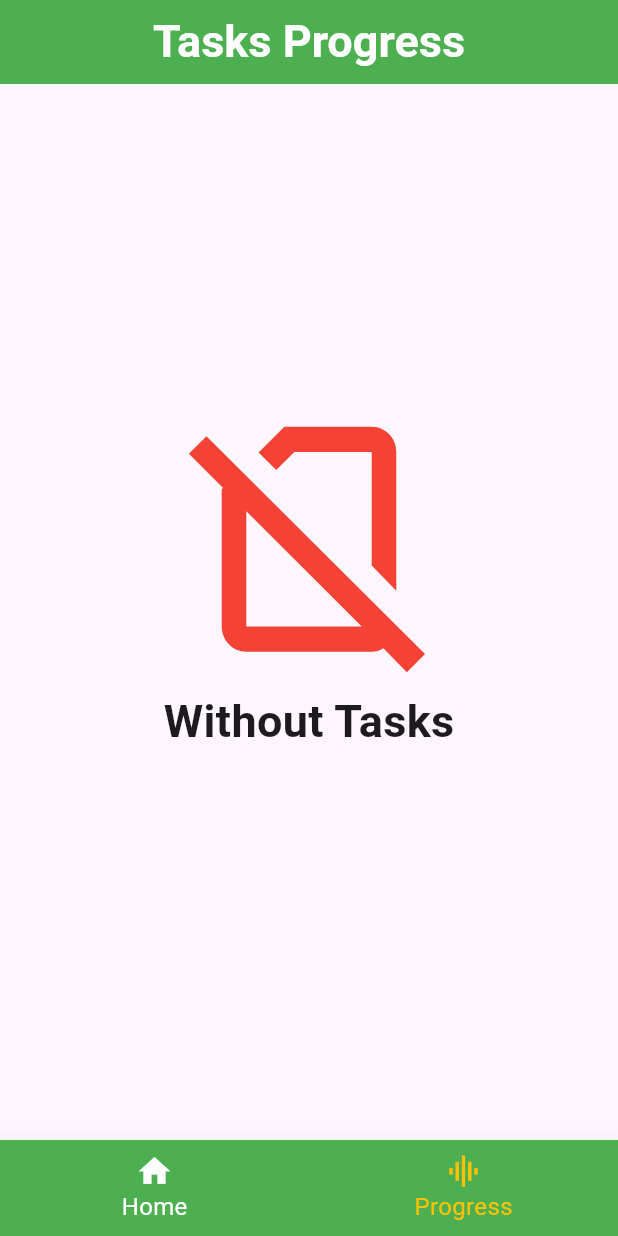
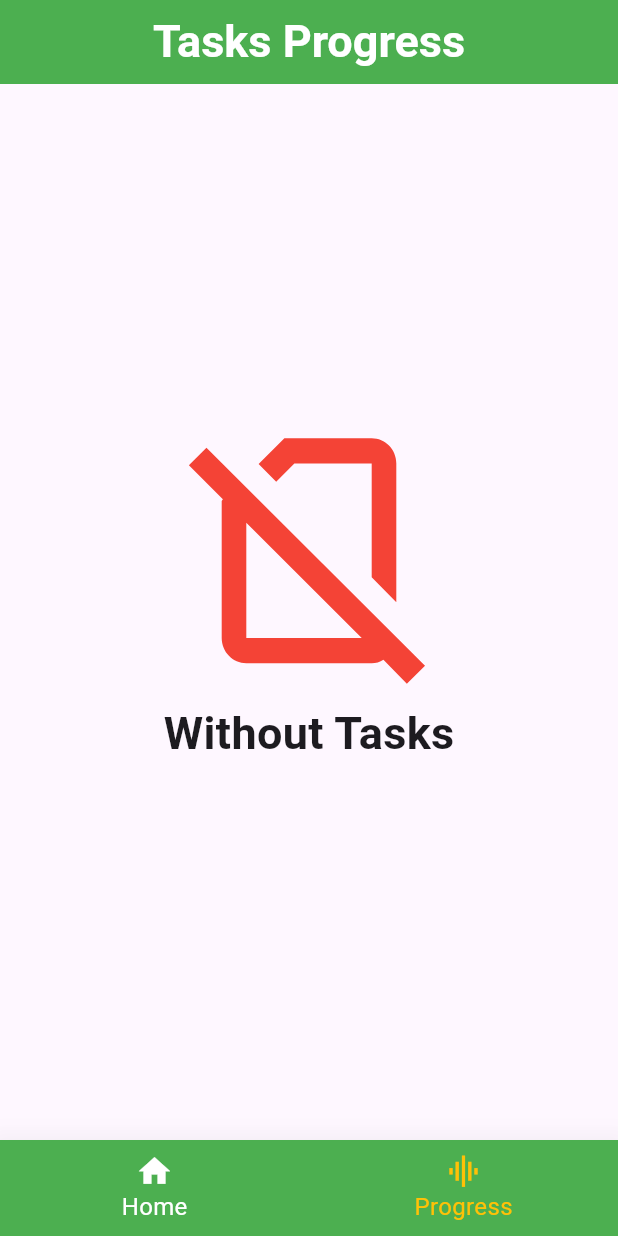
Before and after one commit to renigoms/Desafio-01, a Flutter app: the screen it shows after launch, item 2 of the bottom bar chosen, on a phone screen of 412 x 824 dp. Run offline on Flutter 3.47's test engine with Material 3 defaults, Android fonts, the phone set to English and light mode, and no system bars; our stand-ins replace fl_chart, go_router, shared_preferences.

Commit message:
feat: layoutbuild  implemetend

```diff
--- a/task_list_challenge_1/lib/app/pages/progess_bar_page.dart
+++ b/task_list_challenge_1/lib/app/pages/progess_bar_page.dart
@@ -1,6 +1,8 @@
+import 'package:fl_chart/fl_chart.dart';
 import 'package:flutter/material.dart';
 import 'package:flutter/scheduler.dart';
 import 'package:provider/provider.dart';
+import 'package:task_list_challenge_1/app/configuration/section_configuration.dart';
 import 'package:task_list_challenge_1/app/controller/progress_controller.dart';
 import 'package:task_list_challenge_1/app/controller/task_controller.dart';
 import 'package:task_list_challenge_1/app/widgets/progress_chart/chart.dart';
@@ -55,30 +57,51 @@ class _ProgressBarPageState extends State<ProgressBarPage> {
         ),
       ),
       body: Consumer<ProgressController>(
-          builder: (_, progressController, widget) {
+          builder: (_, progressController, widget2) {
         _percentCompleted = progressController.getPercentCompleted();
         _percentPending = progressController.getPercentPending();
-        return Container(
-          child: _percentCompleted == 0.0 && _percentPending == 0.0
-              ? const TaskNotFound()
-              : Column(
-                  children: [
-                    Expanded(
-                        flex: 5,
-                        child: ProgressPizzaChart(
-                            percentCompleted: _percentCompleted,
-                            percentPending: _percentPending)),
-                    Expanded(
-                      flex: 4,
-                      child: Container(
-                          padding: const EdgeInsets.symmetric(
-                              horizontal: 40, vertical: 50),
-                          width: double.infinity,
-                          height: double.infinity,
-                          child: const ChartLegends()),
-                    )
-                  ],
-                ),
+        return RefreshIndicator(
+          color: Colors.green,
+          onRefresh: () async {
+            await progressController.calculatePercentCompleted();
+            await progressController.calculatePercentPending();
+          },
+          child: OrientationBuilder(builder: (_, orientation) {
+            return LayoutBuilder(
+              builder: (_, constraints) {
+                var height = constraints.maxHeight;
+                var width = constraints.maxWidth;
+                return _percentCompleted == 0 && _percentPending == 0
+                    ? const TaskNotFound()
+                    : ListView(
+                        scrollDirection: orientation == Orientation.landscape
+                            ? Axis.horizontal
+                            : Axis.vertical,
+                        children: [
+                          SizedBox(
+                            height: height * 0.5,
+                            width: width * 0.5,
+                            child: ProgressPizzaChart(
+                              percentCompleted: _percentCompleted,
+                              percentPending: _percentPending,
+                            ),
+                          ),
+                          Container(
+                            height: height * 0.5,
+                            width: width * 0.5,
+                            padding: orientation == Orientation.landscape
+                                ? EdgeInsets.all(height * 0.15)
+                                : EdgeInsets.symmetric(
+                                    vertical: height * 0.1,
+                                    horizontal: width * 0.238,
+                                  ),
+                            child: const ChartLegends(),
+                          ),
+                        ],
+                      );
+              },
+            );
+          }),
         );
       }),
     );
--- a/task_list_challenge_1/lib/app/repositories/task_repository.dart
+++ b/task_list_challenge_1/lib/app/repositories/task_repository.dart
@@ -15,7 +15,7 @@ class TaskRepository {
   Future<String> getTaskList() async {
     try {
       SharedPreferences prefs = await SharedPreferences.getInstance();
-      return prefs.getString(_taskListKey) ?? "";
+      return prefs.getString(_taskListKey) ?? "{}";
     } catch (e) {
       rethrow;
     }
--- a/task_list_challenge_1/lib/app/service/task_service.dart
+++ b/task_list_challenge_1/lib/app/service/task_service.dart
@@ -28,7 +28,9 @@ class TaskService {
 
   void addTask(String message) async {
     try {
-      _tasks = _decodeJsonTaskData(await _taskRepository.getTaskList());
+      String taskListString = await _taskRepository.getTaskList();
+      _tasks =
+          taskListString != "{}" ? _decodeJsonTaskData(taskListString) : [];
       _tasks.add(Task(message, false));
       _taskRepository.saveTask(_encodeJsonTaskData(_tasks));
       _messageTask = "";
--- a/task_list_challenge_1/lib/app/widgets/progress_chart/tasks_not_found.dart
+++ b/task_list_challenge_1/lib/app/widgets/progress_chart/tasks_not_found.dart
@@ -7,10 +7,10 @@ class TaskNotFound extends StatelessWidget {
 
   @override
   Widget build(BuildContext context) {
-    final height = MediaQuery.of(context).size.height;
-    final width = MediaQuery.of(context).size.width;
+    return LayoutBuilder(builder: (_, constraints) {
       return Consumer<ProgressController>(
           builder: (_, progressController, widget) {
+        return OrientationBuilder(builder: (context, orientation) {
           return RefreshIndicator(
             color: Colors.green,
             onRefresh: () async {
@@ -20,11 +20,14 @@ class TaskNotFound extends StatelessWidget {
             child: ListView(
               children: [
                 Container(
-              padding: EdgeInsets.only(
-                bottom: height - 650,
+                  padding: orientation == Orientation.landscape
+                      ? EdgeInsets.symmetric(
+                          vertical: constraints.maxHeight * 0.001,
+                        )
+                      : EdgeInsets.symmetric(
+                          vertical: constraints.maxHeight * 0.3,
                         ),
-              width: width,
-              height: height,
+                  alignment: Alignment.center,
                   child: const Column(
                     mainAxisAlignment: MainAxisAlignment.center,
                     children: [
@@ -47,5 +50,7 @@ class TaskNotFound extends StatelessWidget {
             ),
           );
         });
+      });
+    });
   }
 }
```
Also changed, not shown: task_list_challenge_1/lib/app/configuration/section_configuration.dart (+5 -3 lines), task_list_challenge_1/lib/app/widgets/progress_chart/chart.dart (+11 -22 lines), task_list_challenge_1/lib/app/widgets/progress_chart/legends.dart (+8 -3 lines), task_list_challenge_1/lib/main.dart (line endings or trailing spaces). Lines whose indentation alone changed are shown as unchanged.
